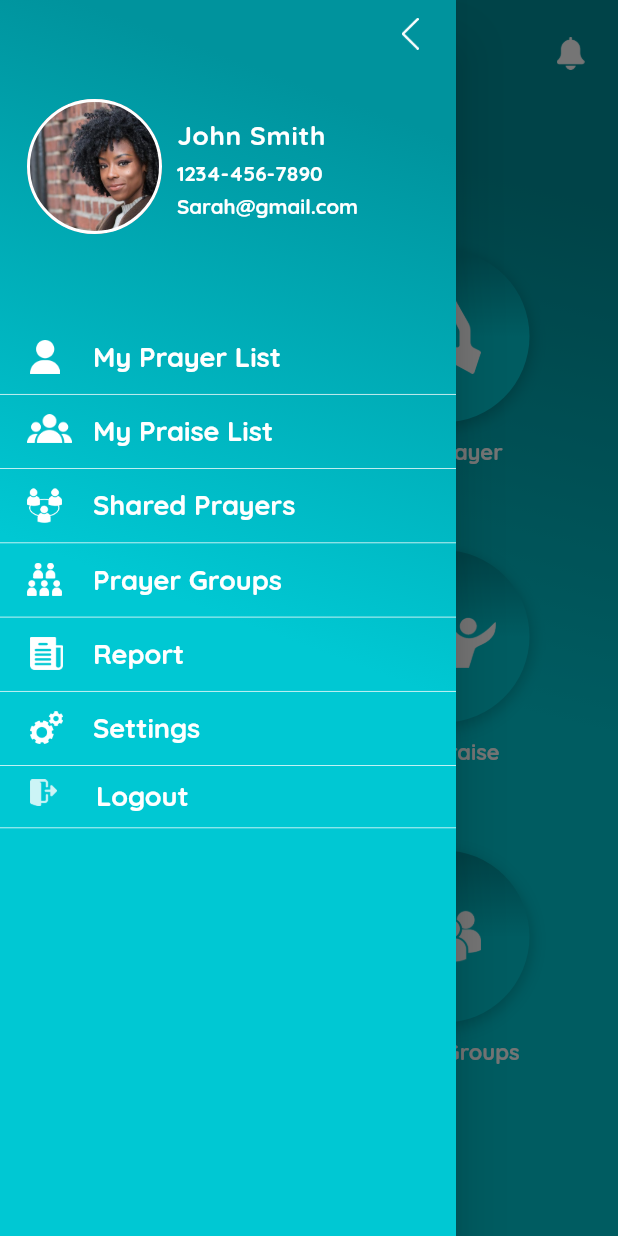
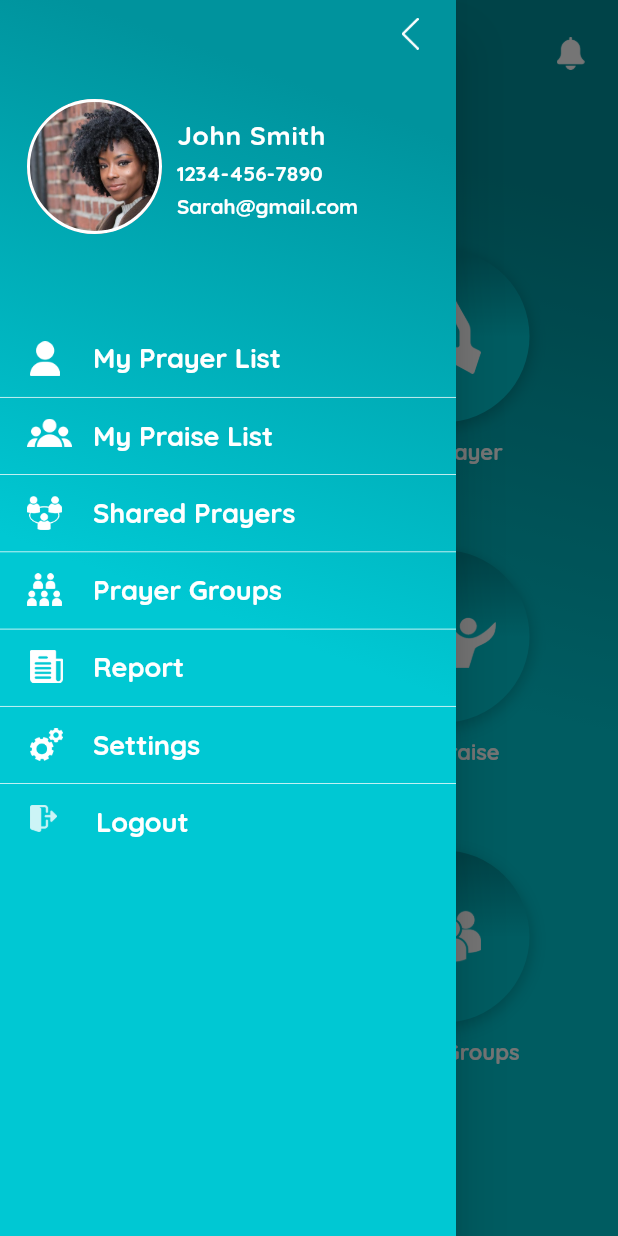
Before and after one commit to TorchPoint/PrayerApp, a Flutter app: the DrawerScreen screen opened directly, with the side drawer open, on a phone screen of 412 x 824 dp. Run offline on Flutter 3.47's test engine with Material 2 defaults, Android fonts, the phone set to English and light mode, and no system bars; our stand-ins replace another_flushbar, bubble_tab_indicator, contacts_service, fluttertoast, font_awesome_flutter, image_cropper and 7 more; missing offline and left inert: flutter_cupertino_date_picker_fork, textfield_search.

Commit message:
home_screen_done

```diff
--- a/lib/drawer/drawer_screen.dart
+++ b/lib/drawer/drawer_screen.dart
@@ -194,22 +194,22 @@ class _DrawerScreenState extends State<DrawerScreen> with SingleTickerProviderSt
       children: [
 
         //For My Prayer List
-        menuListTile(imagePath: AssetPaths.PRAYER_LIST_MENU_ICON,title: AppStrings.MY_PRAYER_LIST_TEXT,index:1,topMargin:13.0,bottomMargin:13.0,imageWidth: 20,sizedBoxWidth:22,leftPadding:20.0),
+        menuListTile(imagePath: AssetPaths.PRAYER_LIST_MENU_ICON,title: AppStrings.MY_PRAYER_LIST_TEXT,index:1,topMargin:14.0,bottomMargin:14.0,imageWidth: 20,sizedBoxWidth:22,leftPadding:20.0),
 
         //For My Praise List
-        menuListTile(imagePath: AssetPaths.PRAISE_LIST_MENU_ICON,title: AppStrings.MY_PRAISE_LIST_TEXT,index:2,topMargin:13.0,bottomMargin:13.0,imageWidth: 30,sizedBoxWidth:14,leftPadding:18.0),
+        menuListTile(imagePath: AssetPaths.PRAISE_LIST_MENU_ICON,title: AppStrings.MY_PRAISE_LIST_TEXT,index:2,topMargin:14.0,bottomMargin:14.0,imageWidth: 30,sizedBoxWidth:14,leftPadding:18.0),
 
         //For Shared Prayers
-        menuListTile(imagePath: AssetPaths.SHARED_PRAYERS_MENU_ICON,title: AppStrings.SHARED_PRAYERS_TEXT,index:3,topMargin:13.0,bottomMargin:13.0,imageWidth: 23,sizedBoxWidth:21,leftPadding:18.0),
+        menuListTile(imagePath: AssetPaths.SHARED_PRAYERS_MENU_ICON,title: AppStrings.SHARED_PRAYERS_TEXT,index:3,topMargin:14.0,bottomMargin:14.0,imageWidth: 23,sizedBoxWidth:21,leftPadding:18.0),
 
         //For Prayer Groups List
-        menuListTile(imagePath: AssetPaths.PRAYER_GROUPS_MENU_ICON,title: AppStrings.PRAYER_GROUPS_TEXT,index:4,topMargin:13.0,bottomMargin:13.0,imageWidth: 23,sizedBoxWidth:21,leftPadding:18.0),
+        menuListTile(imagePath: AssetPaths.PRAYER_GROUPS_MENU_ICON,title: AppStrings.PRAYER_GROUPS_TEXT,index:4,topMargin:14.0,bottomMargin:14.0,imageWidth: 23,sizedBoxWidth:21,leftPadding:18.0),
 
         //For Report
-        menuListTile(imagePath: AssetPaths.REPORT_MENU_ICON,title: AppStrings.REPORT_TEXT,index:5,topMargin:13.0,bottomMargin:13.0,imageWidth: 22,sizedBoxWidth:20,leftPadding:20.0),
+        menuListTile(imagePath: AssetPaths.REPORT_MENU_ICON,title: AppStrings.REPORT_TEXT,index:5,topMargin:14.0,bottomMargin:14.0,imageWidth: 22,sizedBoxWidth:20,leftPadding:20.0),
 
         //For Settings
-        menuListTile(imagePath: AssetPaths.SETTINGS_MENU_ICON,title: AppStrings.SETTINGS_TEXT,index:6,topMargin:13.0,bottomMargin:13.0,imageWidth: 22,sizedBoxWidth:20,leftPadding:20.0,backgroundContainerColor: settingsOn == true ? AppColors.SETTINGS_OPTIONS_COLOR.withOpacity(0.9) : AppColors.TRANSPARENT_COLOR,settingIcon: settingsOn == true ? Icons.keyboard_arrow_down : null,dividerContainer: settingsOn == true ? false : true),
+        menuListTile(imagePath: AssetPaths.SETTINGS_MENU_ICON,title: AppStrings.SETTINGS_TEXT,index:6,topMargin:14.0,bottomMargin:14.0,imageWidth: 22,sizedBoxWidth:20,leftPadding:20.0,backgroundContainerColor: settingsOn == true ? AppColors.SETTINGS_OPTIONS_COLOR.withOpacity(0.9) : AppColors.TRANSPARENT_COLOR,settingIcon: settingsOn == true ? Icons.keyboard_arrow_down : null,dividerContainer: settingsOn == true ? false : true),
 
         //For Settings Option
         SizeTransition(
@@ -236,7 +236,7 @@ class _DrawerScreenState extends State<DrawerScreen> with SingleTickerProviderSt
      ),
 
         //For Logout
-        menuListTile(imagePath: AssetPaths.LOGOUT_MENU_ICON,title: AppStrings.LOGOUT_TEXT,index:10,topMargin:9.0,bottomMargin:9.0,imageWidth: 18,sizedBoxWidth:26,leftPadding:20.0,imageColor: AppColors.WHITE_COLOR.withOpacity(0.8)),
+        menuListTile(imagePath: AssetPaths.LOGOUT_MENU_ICON,title: AppStrings.LOGOUT_TEXT,index:10,topMargin:14.0,bottomMargin:9.0,imageWidth: 18,sizedBoxWidth:26,leftPadding:20.0,imageColor: AppColors.WHITE_COLOR.withOpacity(0.8),dividerContainer: false),
 
         SizedBox(height: 5.0,),
 
```
